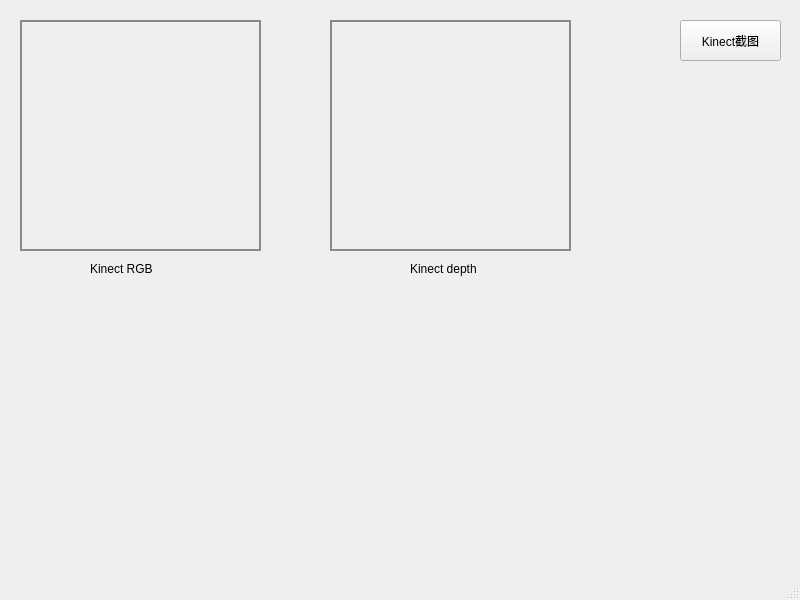
The window that src/mainwindow.ui (ExtreLin/turtlebot2-Simulation) describes before a commit, drawn with Qt 5.
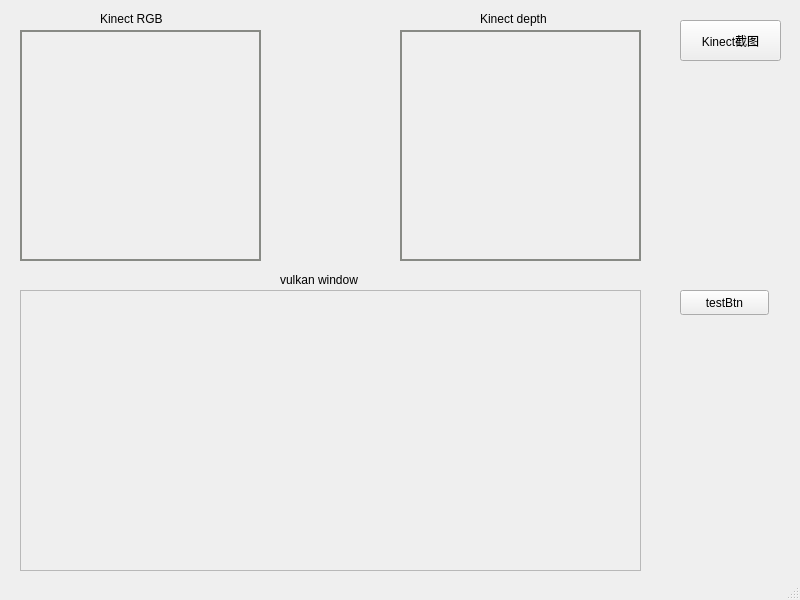
The same window after the commit.

The edit to the form file:
```diff
--- a/src/mainwindow.ui
+++ b/src/mainwindow.ui
@@ -31,7 +31,7 @@
     <property name="geometry">
      <rect>
       <x>20</x>
-      <y>20</y>
+      <y>30</y>
       <width>241</width>
       <height>231</height>
      </rect>
@@ -49,8 +49,8 @@
    <widget class="QLabel" name="label">
     <property name="geometry">
      <rect>
-      <x>90</x>
-      <y>260</y>
+      <x>100</x>
+      <y>10</y>
       <width>81</width>
       <height>17</height>
      </rect>
@@ -62,8 +62,8 @@
    <widget class="QLabel" name="depthImageLabel">
     <property name="geometry">
      <rect>
-      <x>330</x>
-      <y>20</y>
+      <x>400</x>
+      <y>30</y>
       <width>241</width>
       <height>231</height>
      </rect>
@@ -81,8 +81,8 @@
    <widget class="QLabel" name="label_2">
     <property name="geometry">
      <rect>
-      <x>410</x>
-      <y>260</y>
+      <x>480</x>
+      <y>10</y>
       <width>101</width>
       <height>17</height>
      </rect>
@@ -91,6 +91,55 @@
      <string>Kinect depth</string>
     </property>
    </widget>
+   <widget class="QPushButton" name="testBtn">
+    <property name="geometry">
+     <rect>
+      <x>680</x>
+      <y>290</y>
+      <width>89</width>
+      <height>25</height>
+     </rect>
+    </property>
+    <property name="text">
+     <string>testBtn</string>
+    </property>
+   </widget>
+   <widget class="QScrollArea" name="scrollArea">
+    <property name="geometry">
+     <rect>
+      <x>20</x>
+      <y>290</y>
+      <width>621</width>
+      <height>281</height>
+     </rect>
+    </property>
+    <property name="widgetResizable">
+     <bool>true</bool>
+    </property>
+    <widget class="QWidget" name="scrollAreaWidgetContents">
+     <property name="geometry">
+      <rect>
+       <x>0</x>
+       <y>0</y>
+       <width>619</width>
+       <height>279</height>
+      </rect>
+     </property>
+    </widget>
+   </widget>
+   <widget class="QLabel" name="label_3">
+    <property name="geometry">
+     <rect>
+      <x>280</x>
+      <y>270</y>
+      <width>111</width>
+      <height>20</height>
+     </rect>
+    </property>
+    <property name="text">
+     <string>vulkan window</string>
+    </property>
+   </widget>
   </widget>
   <widget class="QStatusBar" name="statusbar"/>
  </widget>
```
